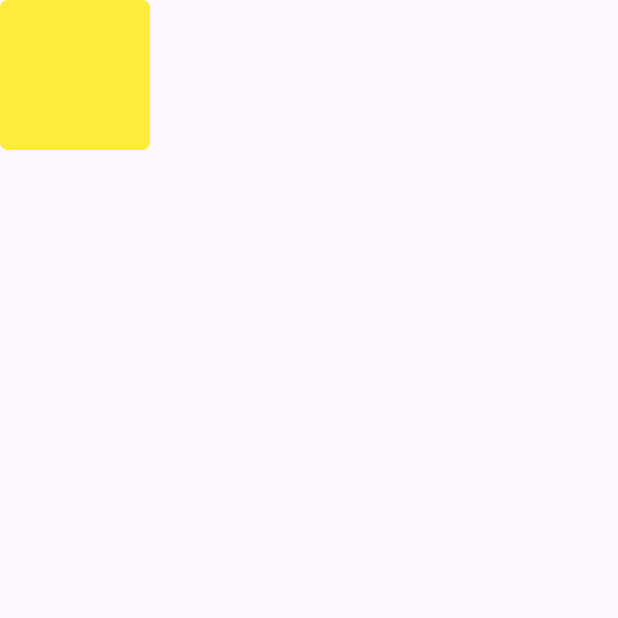
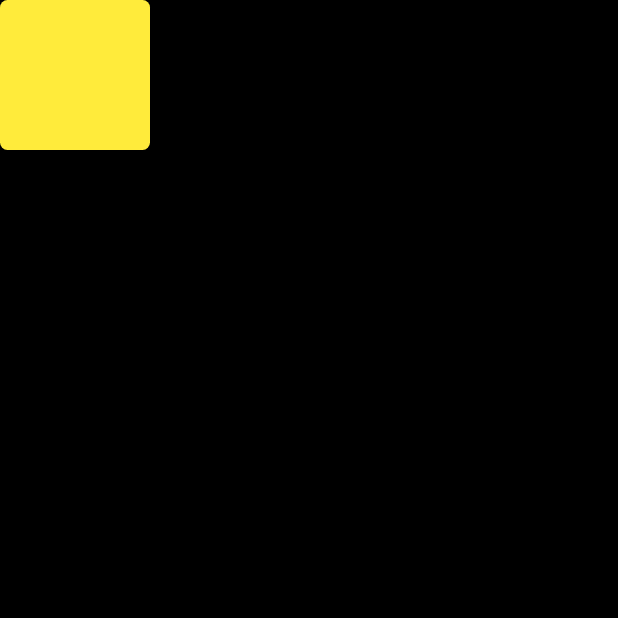
Before and after one commit to shanulkshan/flutter_tutorial, a Flutter app: the screen it shows after launch, on a phone screen of 412 x 824 dp, the top half of it. Run offline on Flutter 3.47's test engine with Material 3 defaults, Android fonts, the phone set to English and light mode, and no system bars.

Commit message:
change background color and remove debug banner

```diff
--- a/lib/main.dart
+++ b/lib/main.dart
@@ -10,7 +10,9 @@ class Myapp extends StatelessWidget {
   @override
   Widget build(BuildContext context) {
     return MaterialApp(
+      debugShowCheckedModeBanner: false,
       home: Scaffold(
+        backgroundColor: Colors.black,
         body: Column(
           children: [
             Container(
```
